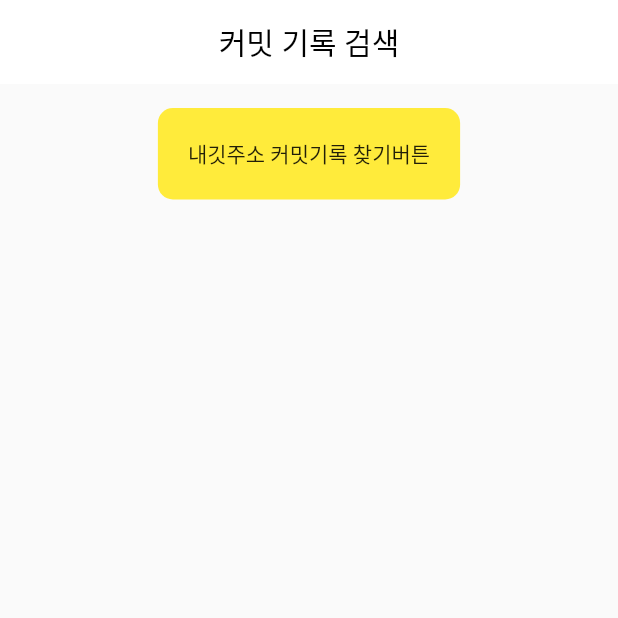
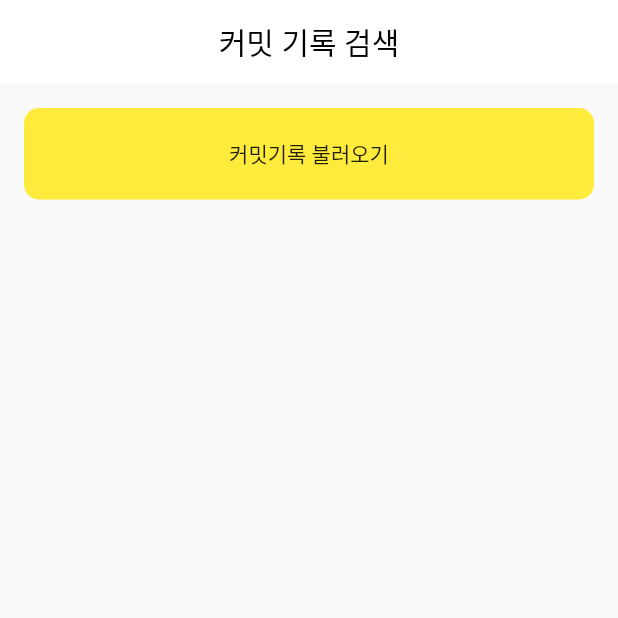
Before and after one commit to cw-hanna/flutter_clean_architecture_sample, a Flutter app: the screen it shows after launch, on a phone screen of 412 x 824 dp, the top half of it. Run offline on Flutter 3.47's test engine with Material 2 defaults, Android fonts, the phone set to English and light mode, and no system bars; our stand-ins replace freezed_annotation.

Commit message:
add commitWidget

```diff
--- a/lib/presentation/home/home_screen.dart
+++ b/lib/presentation/home/home_screen.dart
@@ -2,6 +2,7 @@ import 'dart:async';
 
 import 'package:flutter/material.dart';
 import 'package:image_search/presentation/home/commit_view_model.dart';
+import 'package:image_search/presentation/home/widget/commit_widget.dart';
 
 import 'package:provider/provider.dart';
 
@@ -70,26 +71,19 @@ class _HomeScreenState extends State<HomeScreen> {
                 onTap: () {
                   viewModel.fetch();
                 },
-                child: const Text('내깃주소 커밋기록 찾기버튼'),
+                child: const Center(child: Text('커밋기록 불러오기')),
               ),
             ),
           ),
           state.isLoading
               ? const CircularProgressIndicator()
               : Expanded(
-                  child: GridView.builder(
+                  child: ListView.builder(
                     padding: const EdgeInsets.all(16.0),
                     itemCount: state.commits.length,
-                    gridDelegate:
-                        const SliverGridDelegateWithFixedCrossAxisCount(
-                      crossAxisCount: 2,
-                      crossAxisSpacing: 16,
-                      mainAxisSpacing: 16,
-                    ),
                     itemBuilder: (context, index) {
                       final commit = state.commits[index];
-
-                      return Text(commit.message.toString());
+                      return CommitWidget(commit: commit);
                     },
                   ),
                 )
```
Also changed, not shown: lib/presentation/home/widget/commit_widget.dart (added, +34 -0 lines).
